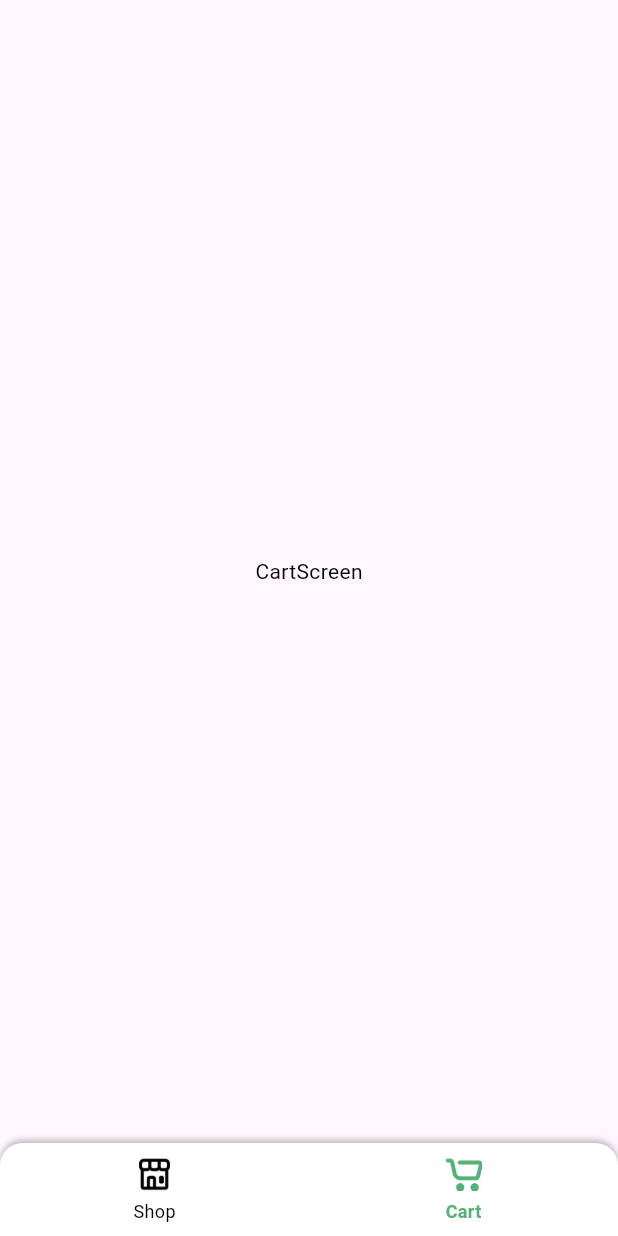
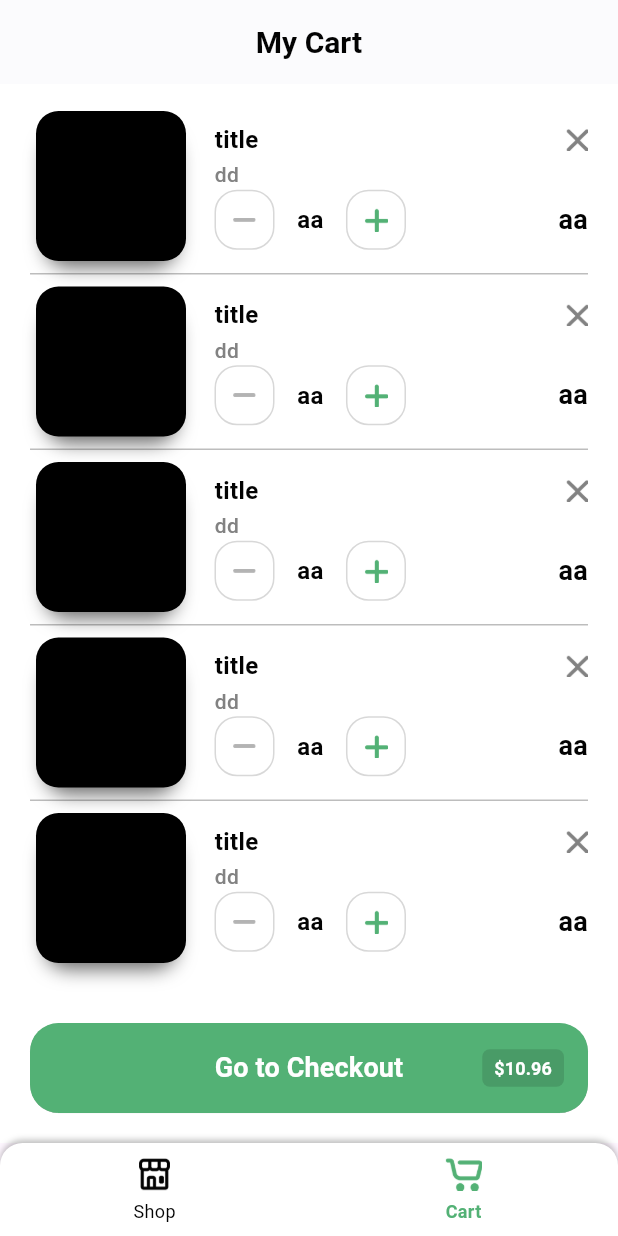
Before and after one commit to anilantony49/supermarket_billing_app, a Flutter app: the screen it shows after launch, after a tap on "Cart", on a phone screen of 412 x 824 dp. Run offline on Flutter 3.47's test engine with Material 3 defaults, Android fonts, the phone set to English and light mode, and no system bars; our stand-ins replace smooth_page_indicator.

Commit message:
Cart UI complete

```diff
--- /dev/null
+++ b/lib/cart/cart_screen.dart
@@ -0,0 +1,95 @@
+import 'package:flutter/material.dart';
+import 'package:machine_task_atts/Utils/colors.dart';
+import 'package:machine_task_atts/widgets/image_cart.dart';
+
+class CartScreen extends StatelessWidget {
+  const CartScreen({super.key});
+
+  @override
+  Widget build(BuildContext context) {
+    return Scaffold(
+      appBar: AppBar(
+        backgroundColor: Colors.white,
+        elevation: 0.5,
+        centerTitle: true,
+        title: Text(
+          "My Cart",
+          style: TextStyle(
+              color: Appcolor.primaryText,
+              fontSize: 20,
+              fontWeight: FontWeight.w700),
+        ),
+      ),
+      backgroundColor: Colors.white,
+      body: Stack(
+        alignment: Alignment.bottomCenter,
+        children: [
+          SizedBox(
+            child: ListView.separated(
+                padding:
+                    const EdgeInsets.symmetric(vertical: 10, horizontal: 20),
+                itemBuilder: (context, index) {
+                  return const ImageCart();
+                },
+                separatorBuilder: (context, index) => const Divider(
+                      color: Colors.black26,
+                      height: 1,
+                    ),
+                itemCount: 5),
+          ),
+          Padding(
+            padding: const EdgeInsets.all(20.0),
+            child: Column(
+              mainAxisAlignment: MainAxisAlignment.end,
+              children: [
+                MaterialButton(
+                  onPressed: () {
+                    // showCheckout();
+                  },
+                  height: 60,
+                  shape: RoundedRectangleBorder(
+                      borderRadius: BorderRadius.circular(19)),
+                  minWidth: double.maxFinite,
+                  elevation: 0.1,
+                  color: Appcolor.primary,
+                  child: Stack(
+                    alignment: Alignment.centerRight,
+                    children: [
+                      const Row(
+                        mainAxisAlignment: MainAxisAlignment.center,
+                        children: [
+                          Text(
+                            "Go to Checkout",
+                            style: TextStyle(
+                                color: Colors.white,
+                                fontSize: 18,
+                                fontWeight: FontWeight.w600),
+                          ),
+                        ],
+                      ),
+                      Container(
+                        decoration: BoxDecoration(
+                          color: Colors.black12,
+                          borderRadius: BorderRadius.circular(5),
+                        ),
+                        padding: const EdgeInsets.symmetric(
+                            vertical: 4, horizontal: 8),
+                        child: const Text(
+                          "\$10.96",
+                          style: TextStyle(
+                              color: Colors.white,
+                              fontSize: 12,
+                              fontWeight: FontWeight.w600),
+                        ),
+                      )
+                    ],
+                  ),
+                )
+              ],
+            ),
+          )
+        ],
+      ),
+    );
+  }
+}
--- a/lib/cart_screen.dart
+++ /dev/null
@@ -1,12 +0,0 @@
-import 'package:flutter/material.dart';
-
-class CartScreen extends StatelessWidget {
-  const CartScreen({super.key});
-
-  @override
-  Widget build(BuildContext context) {
-    return Scaffold(
-      body: Center(child: Text('CartScreen',style: TextStyle(color: Colors.black),),),
-    );
-  }
-}
--- a/lib/home_screen.dart
+++ b/lib/home/home_screen.dart
@@ -3,8 +3,8 @@ import 'dart:async';
 import 'package:flutter/material.dart';
 import 'package:machine_task_atts/widgets/product_card.dart';
 import 'package:smooth_page_indicator/smooth_page_indicator.dart';
-import 'Utils/colors.dart';
-import 'widgets/section_view.dart';
+import '../Utils/colors.dart';
+import '../widgets/section_view.dart';
 
 class HomeScreen extends StatefulWidget {
   const HomeScreen({super.key});
@@ -119,13 +119,13 @@ class _HomeScreenState extends State<HomeScreen> {
                 padding: const EdgeInsets.symmetric(horizontal: 20),
                 child: Container(
                   width: double.maxFinite,
-                  height: 115,
+                  height: 135,
                   decoration: BoxDecoration(
                       color: const Color(0xffF2F3F2),
                       borderRadius: BorderRadius.circular(15)),
                   alignment: Alignment.center,
                   child: ClipRRect(
-                     borderRadius: BorderRadius.circular(15),
+                    borderRadius: BorderRadius.circular(15),
                     child: PageView(
                       controller: _pageController,
                       children: [
@@ -171,14 +171,21 @@ class _HomeScreenState extends State<HomeScreen> {
               const SizedBox(
                 height: 15,
               ),
-              SizedBox(
-                height: 230,
-                child: ListView.builder(
-                    scrollDirection: Axis.horizontal,
-                    itemCount: 2,
-                    itemBuilder: (context, index) {
-                      return const ProductCard();
-                    }),
+              GridView.builder(
+                shrinkWrap: true, // Let GridView size itself to content
+                physics: const NeverScrollableScrollPhysics(),
+                // scrollDirection: Axis.vertical, // Allows vertical scrolling
+                gridDelegate: const SliverGridDelegateWithFixedCrossAxisCount(
+                  crossAxisCount: 2, // Two items per row
+                  mainAxisSpacing: 10, // Vertical spacing between rows
+                  crossAxisSpacing: 10, // Horizontal spacing between columns
+                  // childAspectRatio:
+                  //     1.1, // Adjusts the width-to-height ratio of grid items
+                ),
+                itemCount: 4, // Total number of items
+                itemBuilder: (context, index) {
+                  return const ProductCard(); // Grid item widget
+                },
               ),
               SectionView(
                 title: "Groceries",
@@ -189,15 +196,23 @@ class _HomeScreenState extends State<HomeScreen> {
               const SizedBox(
                 height: 15,
               ),
-              SizedBox(
-                height: 230,
-                child: ListView.builder(
-                    scrollDirection: Axis.horizontal,
-                    itemCount: 2,
-                    itemBuilder: (context, index) {
-                      return const ProductCard();
-                    }),
+              GridView.builder(
+                shrinkWrap: true, // Let GridView size itself to content
+                 physics: const NeverScrollableScrollPhysics(),
+                // scrollDirection: Axis.vertical, // Allows vertical scrolling
+                gridDelegate: const SliverGridDelegateWithFixedCrossAxisCount(
+                  crossAxisCount: 2, // Two items per row
+                  mainAxisSpacing: 10, // Vertical spacing between rows
+                  crossAxisSpacing: 10, // Horizontal spacing between columns
+                  // childAspectRatio:
+                  //     1.1, // Adjusts the width-to-height ratio of grid items
+                ),
+                itemCount: 4, // Total number of items
+                itemBuilder: (context, index) {
+                  return const ProductCard(); // Grid item widget
+                },
               ),
+
               // ProductCard()
             ],
           ),
--- a/lib/main_screen.dart
+++ b/lib/main_screen.dart
@@ -1,7 +1,7 @@
 import 'package:flutter/material.dart';
 import 'package:machine_task_atts/bottom_navigation.dart';
-import 'package:machine_task_atts/cart_screen.dart';
-import 'package:machine_task_atts/home_screen.dart';
+import 'package:machine_task_atts/cart/cart_screen.dart';
+import 'package:machine_task_atts/home/home_screen.dart';
 
 class MainScreen extends StatefulWidget {
   const MainScreen({super.key});
--- /dev/null
+++ b/lib/widgets/image_cart.dart
@@ -0,0 +1,162 @@
+import 'package:flutter/material.dart';
+import 'package:machine_task_atts/Utils/colors.dart';
+
+class ImageCart extends StatelessWidget {
+  const ImageCart({super.key});
+
+  @override
+  Widget build(BuildContext context) {
+    return SingleChildScrollView(
+      child: InkWell(
+        child: Row(
+          children: [
+            Container(
+              margin: const EdgeInsets.symmetric(horizontal: 4, vertical: 8),
+              height: 100,
+              width: 100,
+              decoration: BoxDecoration(
+                color: Colors.black,
+                borderRadius: BorderRadius.circular(15),
+                boxShadow: [
+                  BoxShadow(
+                    color: Colors.black.withOpacity(0.6),
+                    offset: const Offset(
+                      0.0,
+                      10.0,
+                    ),
+                    blurRadius: 10.0,
+                    spreadRadius: -6.0,
+                  ),
+                ],
+                // image: DecorationImage(
+                //   colorFilter: ColorFilter.mode(
+                //     Colors.black.withOpacity(0.35),
+                //     BlendMode.multiply,
+                //   ),
+                //   image: NetworkImage(thumbnailUrl),
+                //   fit: BoxFit.cover,
+                // ),
+              ),
+              child: Container(
+                padding: const EdgeInsets.all(5),
+                margin: const EdgeInsets.all(10),
+                decoration: BoxDecoration(
+                  // color: Colors.black.withOpacity(0.4),
+                  borderRadius: BorderRadius.circular(15),
+                ),
+              ),
+            ),
+            const SizedBox(
+              width: 15,
+            ),
+            Expanded(
+                child: Column(
+              crossAxisAlignment: CrossAxisAlignment.start,
+              children: [
+                Row(
+                  children: [
+                    Expanded(
+                        child: Text(
+                      'title',
+                      style: TextStyle(
+                          color: Appcolor.primaryText,
+                          fontSize: 16,
+                          fontWeight: FontWeight.w700),
+                    )),
+                    InkWell(
+                      onTap: () {},
+                      child: Image.asset(
+                        "assets/img/close.png",
+                        width: 15,
+                        height: 15,
+                        color: Appcolor.secondaryText,
+                      ),
+                    ),
+                  ],
+                ),
+                const SizedBox(
+                  height: 2,
+                ),
+                Text(
+                  "dd",
+                  style: TextStyle(
+                      color: Appcolor.secondaryText,
+                      fontSize: 14,
+                      fontWeight: FontWeight.w500),
+                ),
+                const SizedBox(
+                  width: 10,
+                ),
+                Row(
+                  children: [
+                    InkWell(
+                      onTap: () {},
+                      child: Container(
+                        width: 40,
+                        height: 40,
+                        decoration: BoxDecoration(
+                          color: Colors.white,
+                          border: Border.all(
+                              color: Appcolor.placeholder.withOpacity(0.5),
+                              width: 1),
+                          borderRadius: BorderRadius.circular(15),
+                        ),
+                        alignment: Alignment.center,
+                        child: Image.asset(
+                          "assets/img/subtack.png",
+                          width: 15,
+                          height: 15,
+                        ),
+                      ),
+                    ),
+                    const SizedBox(
+                      width: 15,
+                    ),
+                    Text(
+                      "aa",
+                      style: TextStyle(
+                          color: Appcolor.primaryText,
+                          fontSize: 16,
+                          fontWeight: FontWeight.w600),
+                    ),
+                    const SizedBox(
+                      width: 15,
+                    ),
+                    InkWell(
+                      onTap: () {},
+                      child: Container(
+                        width: 40,
+                        height: 40,
+                        decoration: BoxDecoration(
+                          color: Colors.white,
+                          border: Border.all(
+                              color: Appcolor.placeholder.withOpacity(0.5),
+                              width: 1),
+                          borderRadius: BorderRadius.circular(15),
+                        ),
+                        alignment: Alignment.center,
+                        child: Image.asset(
+                          "assets/img/add_green.png",
+                          width: 16,
+                          height: 16,
+                        ),
+                      ),
+                    ),
+                    const Spacer(),
+                    Text(
+                      "aa",
+                      style: TextStyle(
+                          color: Appcolor.primaryText,
+                          fontSize: 18,
+                          fontWeight: FontWeight.w600),
+                    ),
+                  ],
+                )
+              ],
+            ))
+          ],
+        ),
+      ),
+    );
+  }
+}
--- a/lib/widgets/product_card.dart
+++ b/lib/widgets/product_card.dart
@@ -8,7 +8,7 @@ class ProductCard extends StatelessWidget {
   Widget build(BuildContext context) {
     return InkWell(
       child: Container(
-        height: 230,
+        // height: 280,
         width: 180,
         margin: const EdgeInsets.symmetric(horizontal: 8),
         padding: const EdgeInsets.all(15),
@@ -64,19 +64,17 @@ class ProductCard extends StatelessWidget {
                 InkWell(
                   onTap: () {},
                   child: Container(
-                    width: 40,
-                    height: 40,
-                    decoration: BoxDecoration(
-                      color: Appcolor.primary,
-                      borderRadius: BorderRadius.circular(15),
-                    ),
-                    alignment: Alignment.center,
-                    child: Image.asset(
-                      "assets/img/add.png",
-                      width: 15,
-                      height: 15,
-                    ),
-                  ),
+                      width: 34,
+                      height: 34,
+                      decoration: BoxDecoration(
+                        color: Appcolor.primary,
+                        borderRadius: BorderRadius.circular(15),
+                      ),
+                      alignment: Alignment.center,
+                      child: const Icon(
+                        Icons.add,
+                        color: Colors.white,
+                      )),
                 ),
               ],
             ),
```
